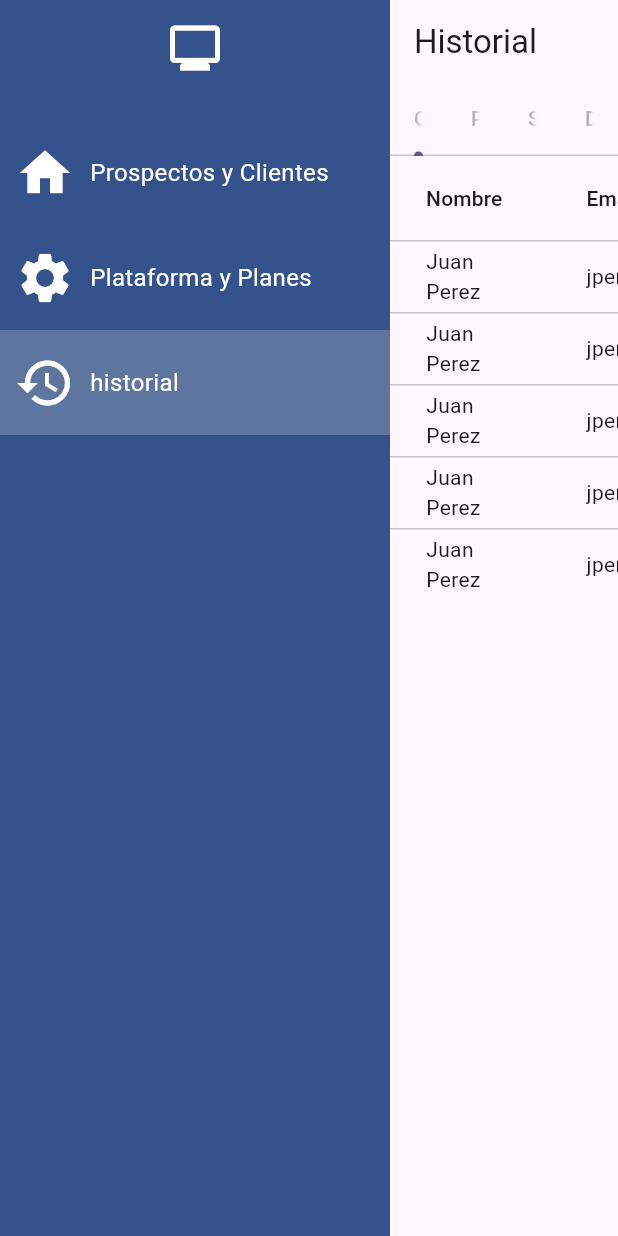
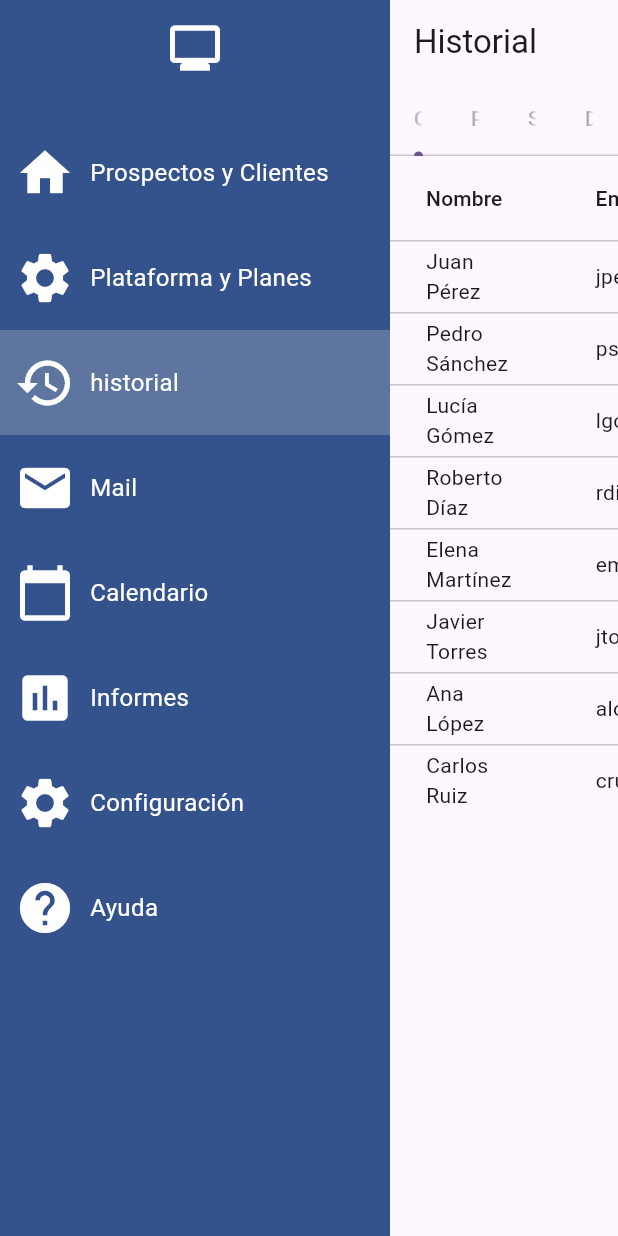
Before and after one commit to RafaelSvgh/ihc-streaming, a Flutter app: the HistorialView screen opened by its route, on a phone screen of 412 x 824 dp. Run offline on Flutter 3.47's test engine with Material 3 defaults, Android fonts, the phone set to English and light mode, and no system bars; our stand-ins replace go_router; missing offline and left inert: dart:html.

Commit message:
add item menu and history

```diff
--- a/lib/src/data/clients_data.dart
+++ b/lib/src/data/clients_data.dart
@@ -1,249 +1,316 @@
 import 'package:streaming/src/models/client_model.dart';
-import 'package:flutter/material.dart';
 
 List<NewClient> newClientsList = [
   NewClient(
-    name: 'Juan Perez',
-    email: 'jperez@gmail.com',
-    origin: 'Facebook',
-    campaign: 'Ofertas de mayo',
-    category: 'Deportes',
+    name: 'María López',
+    email: 'mlopez@gmail.com',
+    origin: 'Instagram',
+    campaign: 'Promoción de verano',
+    category: 'Tecnología',
   ),
   NewClient(
-    name: 'Juan Perez',
-    email: 'jperez@gmail.com',
-    origin: 'Facebook',
-    campaign: 'Ofertas de mayo',
-    category: 'Deportes',
+    name: 'Carlos García',
+    email: 'cgarcia@gmail.com',
+    origin: 'LinkedIn',
+    campaign: 'Descuentos de invierno',
+    category: 'Finanzas',
   ),
   NewClient(
-    name: 'Juan Perez',
-    email: 'jperez@gmail.com',
-    origin: 'Facebook',
-    campaign: 'Ofertas de mayo',
-    category: 'Deportes',
+    name: 'Ana Torres',
+    email: 'atorres@gmail.com',
+    origin: 'Twitter',
+    campaign: 'Ofertas de primavera',
+    category: 'Moda',
   ),
   NewClient(
-    name: 'Juan Perez',
-    email: 'jperez@gmail.com',
-    origin: 'Facebook',
-    campaign: 'Ofertas de mayo',
-    category: 'Deportes',
+    name: 'Luis Fernández',
+    email: 'lfernandez@gmail.com',
+    origin: 'Google Ads',
+    campaign: 'Black Friday',
+    category: 'Electrónica',
   ),
   NewClient(
-    name: 'Juan Perez',
-    email: 'jperez@gmail.com',
-    origin: 'Facebook',
-    campaign: 'Ofertas de mayo',
-    category: 'Deportes',
+    name: 'Laura Martínez',
+    email: 'lmartinez@gmail.com',
+    origin: 'TikTok',
+    campaign: 'Cyber Monday',
+    category: 'Hogar',
   ),
 ];
 
 List<ContactedClient> contactedClientsList = [
   ContactedClient(
-    name: 'Juan Perez',
+    name: 'Juan Pérez',
     email: 'jperez@gmail.com',
-    channel: 'Llamada',
-    interests: 'Deportes',
+    channel: 'Facebook Ads',
+    interests: 'Tecnología',
+    level: 'Avanzado',
+    lastContact: '14/05/2025',
+    origin: 'Facebook',
+  ),
+  ContactedClient(
+    name: 'Pedro Sánchez',
+    email: 'psanchez@gmail.com',
+    channel: 'Email',
+    interests: 'Tecnología',
     level: 'Alto',
   ),
   ContactedClient(
-    name: 'Juan Perez',
-    email: 'jperez@gmail.com',
-    channel: 'Llamada',
-    interests: 'Deportes',
+    name: 'Lucía Gómez',
+    email: 'lgomez@gmail.com',
+    channel: 'Chat',
+    interests: 'Moda',
     level: 'Medio',
   ),
   ContactedClient(
-    name: 'Juan Perez',
-    email: 'jperez@gmail.com',
+    name: 'Roberto Díaz',
+    email: 'rdiaz@gmail.com',
     channel: 'Llamada',
     interests: 'Deportes',
     level: 'Bajo',
   ),
   ContactedClient(
-    name: 'Juan Perez',
-    email: 'jperez@gmail.com',
-    channel: 'Llamada',
-    interests: 'Deportes',
+    name: 'Elena Martínez',
+    email: 'emartinez@gmail.com',
+    channel: 'WhatsApp',
+    interests: 'Viajes',
     level: 'Alto',
   ),
   ContactedClient(
-    name: 'Juan Perez',
-    email: 'jperez@gmail.com',
+    name: 'Javier Torres',
+    email: 'jtorres@gmail.com',
+    channel: 'Email',
+    interests: 'Música',
+    level: 'Medio',
+  ),
+  ContactedClient(
+    name: 'Ana López',
+    email: 'alopez@gmail.com',
+    channel: 'Chat',
+    interests: 'Cine',
+    level: 'Bajo',
+  ),
+  ContactedClient(
+    name: 'Carlos Ruiz',
+    email: 'cruiz@gmail.com',
     channel: 'Llamada',
-    interests: 'Deportes',
+    interests: 'Tecnología',
     level: 'Alto',
   ),
 ];
 
 List<TrialClient> trialClientsList = [
   TrialClient(
-    name: 'Juan Perez',
-    email: 'jperez@gmail.com',
-    platform: 'Disney+',
-    duration: '2 Semanas',
-    startDate: '14/05/2025',
+    name: 'Ana Gómez',
+    email: 'agomez@gmail.com',
+    platform: 'Netflix',
+    duration: '1 mes',
+    startDate: '01/05/2025',
+    lastContact: '10/05/2025',
+    origin: 'Google Ads',
   ),
   TrialClient(
-    name: 'Juan Perez',
-    email: 'jperez@gmail.com',
-    platform: 'Disney+',
-    duration: '2 Semanas',
-    startDate: '14/05/2025',
+    name: 'Andrés Ramírez',
+    email: 'aramirez@gmail.com',
+    platform: 'Amazon Prime',
+    duration: '1 Mes',
+    startDate: '01/06/2025',
   ),
   TrialClient(
-    name: 'Juan Perez',
-    email: 'jperez@gmail.com',
-    platform: 'Disney+',
-    duration: '2 Semanas',
-    startDate: '14/05/2025',
+    name: 'Sofía Torres',
+    email: 'storres@gmail.com',
+    platform: 'HBO Max',
+    duration: '3 Semanas',
+    startDate: '10/06/2025',
   ),
   TrialClient(
-    name: 'Juan Perez',
-    email: 'jperez@gmail.com',
-    platform: 'Disney+',
+    name: 'Miguel Fernández',
+    email: 'mfernandez@gmail.com',
+    platform: 'Netflix',
     duration: '2 Semanas',
-    startDate: '14/05/2025',
+    startDate: '15/06/2025',
   ),
   TrialClient(
-    name: 'Juan Perez',
-    email: 'jperez@gmail.com',
+    name: 'Laura García',
+    email: 'lgarcia@gmail.com',
     platform: 'Disney+',
-    duration: '2 Semanas',
-    startDate: '14/05/2025',
+    duration: '1 Mes',
+    startDate: '20/06/2025',
   ),
   TrialClient(
-    name: 'Juan Perez',
-    email: 'jperez@gmail.com',
-    platform: 'Disney+',
+    name: 'Daniel Pérez',
+    email: 'dperez@gmail.com',
+    platform: 'Apple TV+',
+    duration: '3 Semanas',
+    startDate: '25/06/2025',
+  ),
+  TrialClient(
+    name: 'Marta Sánchez',
+    email: 'msanchez@gmail.com',
+    platform: 'Hulu',
     duration: '2 Semanas',
-    startDate: '14/05/2025',
+    startDate: '30/06/2025',
+  ),
+  TrialClient(
+    name: 'Luis Moreno',
+    email: 'lmoreno@gmail.com',
+    platform: 'Amazon Prime',
+    duration: '1 Mes',
+    startDate: '05/07/2025',
   ),
 ];
 
 List<SubscribedClient> subscribedClientsList = [
   SubscribedClient(
-    name: 'Juan Perez',
-    email: 'jperez@gmail.com',
+    name: 'Carlos Ruiz',
+    email: 'cruiz@gmail.com',
+    platform: 'Spotify',
+    plan: 'Premium',
+    startDate: '01/01/2025',
+    endDate: '01/01/2026',
+    lastContact: '15/05/2025',
+    origin: 'Instagram',
+  ),
+  SubscribedClient(
+    name: 'Javier López',
+    email: 'jlopez@gmail.com',
+    platform: 'Hulu',
+    plan: 'Premium',
+    startDate: '01/07/2025',
+    endDate: '01/07/2026',
+  ),
+  SubscribedClient(
+    name: 'Marta Díaz',
+    email: 'mdiaz@gmail.com',
+    platform: 'Apple TV+',
+    plan: 'Básico',
+    startDate: '15/07/2025',
+    endDate: '15/07/2026',
+  ),
+  SubscribedClient(
+    name: 'Fernando Ruiz',
+    email: 'fruiz@gmail.com',
     platform: 'Netflix',
     plan: 'Estandar',
-    startDate: '14/05/2025',
-    endDate: '14/06/2026',
+    startDate: '01/08/2025',
+    endDate: '01/08/2026',
   ),
   SubscribedClient(
-    name: 'Juan Perez',
-    email: 'jperez@gmail.com',
-    platform: 'Netflix',
-    plan: 'Estandar',
-    startDate: '14/05/2025',
-    endDate: '14/06/2026',
+    name: 'Isabel Fernández',
+    email: 'ifernandez@gmail.com',
+    platform: 'Disney+',
+    plan: 'Premium',
+    startDate: '15/08/2025',
+    endDate: '15/08/2026',
   ),
   SubscribedClient(
-    name: 'Juan Perez',
-    email: 'jperez@gmail.com',
-    platform: 'Netflix',
-    plan: 'Estandar',
-    startDate: '14/05/2025',
-    endDate: '14/06/2026',
+    name: 'Clara Moreno',
+    email: 'cmoreno@gmail.com',
+    platform: 'HBO Max',
+    plan: 'Básico',
+    startDate: '01/09/2025',
+    endDate: '01/09/2026',
   ),
   SubscribedClient(
-    name: 'Juan Perez',
-    email: 'jperez@gmail.com',
-    platform: 'Netflix',
+    name: 'Roberto Díaz',
+    email: 'rdiaz@gmail.com',
+    platform: 'Amazon Prime',
     plan: 'Estandar',
-    startDate: '14/05/2025',
-    endDate: '14/06/2026',
+    startDate: '15/09/2025',
+    endDate: '15/09/2026',
   ),
   SubscribedClient(
-    name: 'Juan Perez',
-    email: 'jperez@gmail.com',
-    platform: 'Netflix',
-    plan: 'Estandar',
-    startDate: '14/05/2025',
-    endDate: '14/06/2026',
+    name: 'Elena Martínez',
+    email: 'emartinez@gmail.com',
+    platform: 'Hulu',
+    plan: 'Premium',
+    startDate: '01/10/2025',
+    endDate: '01/10/2026',
   ),
 ];
 
 List<DiscardedClient> discardedClientsList = [
   DiscardedClient(
-    name: 'Juan Perez',
-    email: 'jperez@gmail.com',
-    origin: 'Google Ads',
-    channel: 'Llamada',
+    name: 'Lucía Fernández',
+    email: 'lfernandez@gmail.com',
+    origin: 'LinkedIn',
+    channel: 'Email',
     reason: 'No interesado',
+    lastContact: '05/05/2025',
   ),
   DiscardedClient(
-    name: 'Juan Perez',
-    email: 'jperez@gmail.com',
-    origin: 'Google Ads',
-    channel: 'Llamada',
-    reason: 'No interesado',
+    name: 'Fernando Ruiz',
+    email: 'fruiz@gmail.com',
+    origin: 'Facebook Ads',
+    channel: 'Mensaje',
+    reason: 'No tiene tiempo',
   ),
   DiscardedClient(
-    name: 'Juan Perez',
-    email: 'jperez@gmail.com',
-    origin: 'Google Ads',
+    name: 'Isabel Fernández',
+    email: 'ifernandez@gmail.com',
+    origin: 'Instagram Ads',
     channel: 'Llamada',
-    reason: 'No interesado',
+    reason: 'No le interesa',
   ),
   DiscardedClient(
-    name: 'Juan Perez',
-    email: 'jperez@gmail.com',
+    name: 'Clara Moreno',
+    email: 'cmoreno@gmail.com',
     origin: 'Google Ads',
-    channel: 'Llamada',
-    reason: 'No interesado',
+    channel: 'Email',
+    reason: 'No está interesado',
   ),
   DiscardedClient(
-    name: 'Juan Perez',
-    email: 'jperez@gmail.com',
-    origin: 'Google Ads',
+    name: 'Roberto Díaz',
+    email: 'rdiaz@gmail.com',
+    origin: 'LinkedIn Ads',
+    channel: 'Chat',
+    reason: 'No tiene presupuesto',
+  ),
+  DiscardedClient(
+    name: 'Elena Martínez',
+    email: 'emartinez@gmail.com',
+    origin: 'Twitter Ads',
     channel: 'Llamada',
-    reason: 'No interesado',
+    reason: 'No es el momento adecuado',
+  ),
+  DiscardedClient(
+    name: 'Javier Torres',
+    email: 'jtorres@gmail.com',
+    origin: 'TikTok Ads',
+    channel: 'Mensaje',
+    reason: 'No le interesa',
+  ),
+  DiscardedClient(
+    name: 'Ana López',
+    email: 'alopez@gmail.com',
+    origin: 'YouTube Ads',
+    channel: 'Email',
+    reason: 'No tiene tiempo',
   ),
 ];
 
 List<EventClient> eventClientsList = [
   EventClient(
-    title: 'agendada',
-    date: '14/05/2025 - 15:30',
-    description: 'Explicar beneficios de la suscripción',
-    link: 'https://www.example.com/evento1',
-    duration: '1 hora',
+    title: 'Reunión de seguimiento',
+    date: '20/06/2025 - 10:00',
+    description: 'Revisar progreso de la suscripción',
+    link: 'https://www.example.com/evento2',
+    duration: '30 minutos',
   ),
 ];
 
 List<NoteClient> noteClientsList = [
-  NoteClient(
-    content: 'Llamar al cliente para confirmar suscripción',
-    date: '14/05/2025',
-  ),
-  NoteClient(
-    content: 'Enviar correo de bienvenida con detalles de la cuenta',
-    date: '14/05/2025',
-  ),
+  NoteClient(content: 'Enviar recordatorio de pago', date: '20/06/2025'),
+  NoteClient(content: 'Revisar feedback del cliente', date: '21/06/2025'),
 ];
 
 List<MessageClient> messageClientsList = [
   MessageClient(
-    name: 'Juan Perez',
-    email: 'j.perez@gmail.com',
-    subject: 'Consulta sobre suscripción',
-    content: 'Hola Juan, gracias por tu interés en nuestros servicios.',
-    date: '14/05/2025',
-  ),
-  MessageClient(
-    name: 'Juan Perez',
-    email: 'j.perez@gmail.com',
-    subject: 'Consulta sobre suscripción',
-    content: 'Hola Juan, gracias por tu interés en nuestros servicios.',
-    date: '14/05/2025',
-  ),
-  MessageClient(
-    name: 'Juan Perez',
-    email: 'j.perez@gmail.com',
-    subject: 'Consulta sobre suscripción',
-    content: 'Hola Juan, gracias por tu interés en nuestros servicios.',
-    date: '14/05/2025',
+    name: 'Clara Moreno',
+    email: 'cmoreno@gmail.com',
+    subject: 'Duda sobre facturación',
+    content:
+        'Hola Clara, gracias por contactarnos. Te ayudaremos con tu consulta.',
+    date: '20/06/2025',
   ),
 ];
--- a/lib/src/models/client_model.dart
+++ b/lib/src/models/client_model.dart
@@ -14,6 +14,8 @@ class ContactedClient {
   String? channel;
   String? interests;
   String? level;
+  String? lastContact;
+  String? origin;
 
   ContactedClient({
     this.name,
@@ -21,6 +23,8 @@ class ContactedClient {
     this.channel,
     this.interests,
     this.level,
+    this.lastContact,
+    this.origin,
   });
 }
 
@@ -30,6 +34,8 @@ class TrialClient {
   String? platform;
   String? duration;
   String? startDate;
+  String? lastContact;
+  String? origin;
 
   TrialClient({
     this.name,
@@ -37,6 +43,8 @@ class TrialClient {
     this.platform,
     this.duration,
     this.startDate,
+    this.lastContact,
+    this.origin,
   });
 }
 
@@ -47,6 +55,8 @@ class SubscribedClient {
   String? plan;
   String? startDate;
   String? endDate;
+  String? lastContact;
+  String? origin;
 
   SubscribedClient({
     this.name,
@@ -55,6 +65,8 @@ class SubscribedClient {
     this.platform,
     this.startDate,
     this.endDate,
+    this.lastContact,
+    this.origin,
   });
 }
 
@@ -64,6 +76,7 @@ class DiscardedClient {
   String? origin;
   String? channel;
   String? reason;
+  String? lastContact;
 
   DiscardedClient({
     this.name,
@@ -71,6 +84,7 @@ class DiscardedClient {
     this.origin,
     this.channel,
     this.reason,
+    this.lastContact,
   });
 }
 
--- a/lib/src/pages/historial_view.dart
+++ b/lib/src/pages/historial_view.dart
@@ -35,13 +35,27 @@ class HistorialView extends StatelessWidget {
                 DataColumn(label: Text('Canal')),
                 DataColumn(label: Text('Intereses')),
                 DataColumn(label: Text('Nivel')),
+                DataColumn(label: Text('Último contacto')),
+                DataColumn(label: Text('Origen')),
+                DataColumn(label: Text('Acciones')),
               ],
-              rowBuilder: (client) => [
+              rowBuilder:
+                  (client) => [
                     DataCell(Text(client.name ?? '')),
                     DataCell(Text(client.email ?? '')),
                     DataCell(Text(client.channel ?? '')),
                     DataCell(Text(client.interests ?? '')),
                     DataCell(Text(client.level ?? '')),
+                    DataCell(Text(client.lastContact ?? '')),
+                    DataCell(Text(client.origin ?? '')),
+                    DataCell(
+                      IconButton(
+                        icon: Icon(Icons.more_vert),
+                        onPressed: () {
+                          // Define action here
+                        },
+                      ),
+                    ),
                   ],
             ),
             // Prueba gratis
@@ -53,13 +67,27 @@ class HistorialView extends StatelessWidget {
                 DataColumn(label: Text('Plataforma')),
                 DataColumn(label: Text('Duración')),
                 DataColumn(label: Text('Inicio')),
+                DataColumn(label: Text('Último contacto')),
+                DataColumn(label: Text('Origen')),
+                DataColumn(label: Text('Acciones')),
               ],
-              rowBuilder: (client) => [
+              rowBuilder:
+                  (client) => [
                     DataCell(Text(client.name ?? '')),
                     DataCell(Text(client.email ?? '')),
                     DataCell(Text(client.platform ?? '')),
                     DataCell(Text(client.duration ?? '')),
                     DataCell(Text(client.startDate ?? '')),
+                    DataCell(Text(client.lastContact ?? '')),
+                    DataCell(Text(client.origin ?? '')),
+                    DataCell(
+                      IconButton(
+                        icon: Icon(Icons.more_vert),
+                        onPressed: () {
+                          // Define action here
+                        },
+                      ),
+                    ),
                   ],
             ),
             // Suscritos
@@ -72,14 +100,28 @@ class HistorialView extends StatelessWidget {
                 DataColumn(label: Text('Plan')),
                 DataColumn(label: Text('Inicio')),
                 DataColumn(label: Text('Fin')),
+                DataColumn(label: Text('Último contacto')),
+                DataColumn(label: Text('Origen')),
+                DataColumn(label: Text('Acciones')),
               ],
-              rowBuilder: (client) => [
+              rowBuilder:
+                  (client) => [
                     DataCell(Text(client.name ?? '')),
                     DataCell(Text(client.email ?? '')),
                     DataCell(Text(client.platform ?? '')),
                     DataCell(Text(client.plan ?? '')),
                     DataCell(Text(client.startDate ?? '')),
                     DataCell(Text(client.endDate ?? '')),
+                    DataCell(Text(client.lastContact ?? '')),
+                    DataCell(Text(client.origin ?? '')),
+                    DataCell(
+                      IconButton(
+                        icon: Icon(Icons.more_vert),
+                        onPressed: () {
+                          // Define action here
+                        },
+                      ),
+                    ),
                   ],
             ),
             // Descartados
@@ -91,13 +133,25 @@ class HistorialView extends StatelessWidget {
                 DataColumn(label: Text('Origen')),
                 DataColumn(label: Text('Canal')),
                 DataColumn(label: Text('Razón')),
+                DataColumn(label: Text('Último contacto')),
+                DataColumn(label: Text('Acciones')),
               ],
-              rowBuilder: (client) => [
+              rowBuilder:
+                  (client) => [
                     DataCell(Text(client.name ?? '')),
                     DataCell(Text(client.email ?? '')),
                     DataCell(Text(client.origin ?? '')),
                     DataCell(Text(client.channel ?? '')),
                     DataCell(Text(client.reason ?? '')),
+                    DataCell(Text(client.lastContact ?? '')),
+                    DataCell(
+                      IconButton(
+                        icon: Icon(Icons.more_vert),
+                        onPressed: () {
+                          // Define action here
+                        },
+                      ),
+                    ),
                   ],
             ),
           ],
--- a/lib/src/pages/initial_page.dart
+++ b/lib/src/pages/initial_page.dart
@@ -1,4 +1,3 @@
-import 'package:animate_do/animate_do.dart';
 import 'package:flutter/material.dart';
 import 'package:go_router/go_router.dart';
 import 'package:streaming/src/data/clients_data.dart';
--- a/lib/src/router/go_router.dart
+++ b/lib/src/router/go_router.dart
@@ -82,11 +82,11 @@ final router = GoRouter(
             ),
           ],
         ),
+
         /*GoRoute(
           path: '/prueba',
           builder: (context, state) => const PruebaPage(),
         ),*/
-
       ],
     ),
   ],
@@ -100,4 +100,9 @@ final menuItems = [
   },
   {'icon': Icons.settings, 'label': 'Plataforma y Planes', 'route': '/prueba'},
   {'icon': Icons.history, 'label': 'historial', 'route': '/historial'},
+  {'icon': Icons.mail, 'label': 'Mail', 'route': '/mail'},
+  {'icon': Icons.calendar_today, 'label': 'Calendario', 'route': '/calendario'},
+  {'icon': Icons.insert_chart, 'label': 'Informes', 'route': '/informes'},
+  {'icon': Icons.settings, 'label': 'Configuración', 'route': '/configuracion'},
+  {'icon': Icons.help, 'label': 'Ayuda', 'route': '/ayuda'},
 ];
--- a/pubspec.yaml
+++ b/pubspec.yaml
@@ -36,7 +36,7 @@ dependencies:
   go_router: ^15.1.2
   flutter_speed_dial: ^7.0.0
   animate_do: ^4.2.0
-  intl: ^0.19.0
+  intl: ^0.20.0
   flutter_localizations:
     sdk: flutter
 
```
Also changed, not shown: pubspec.lock. Lines whose indentation alone changed are shown as unchanged.
